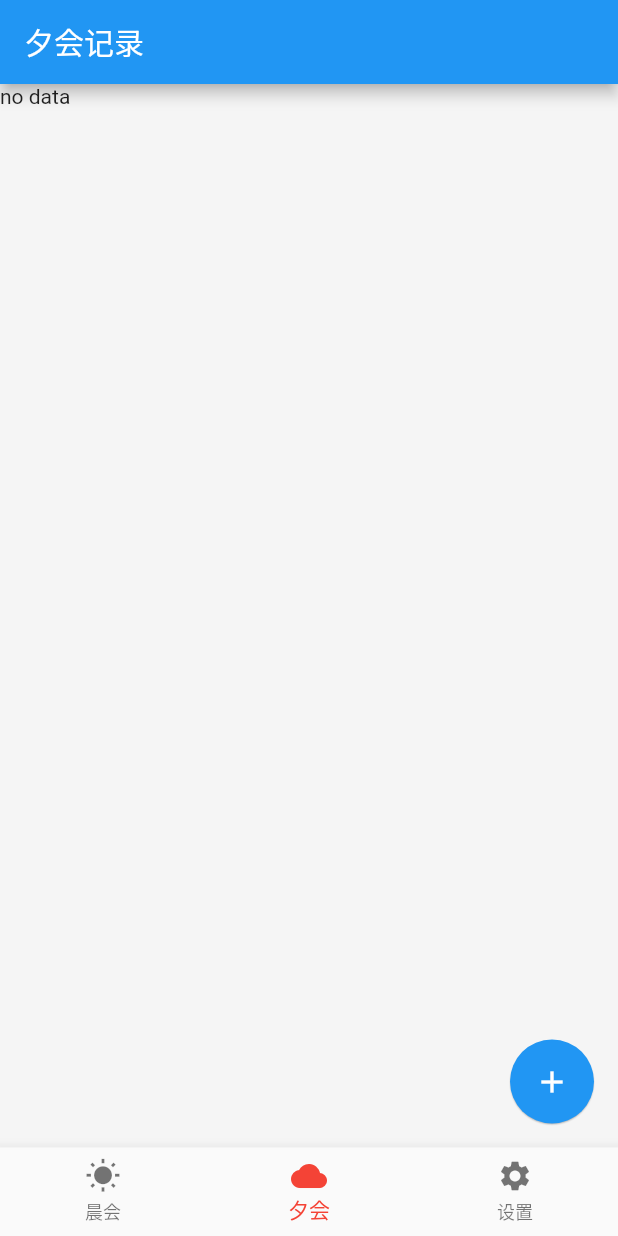
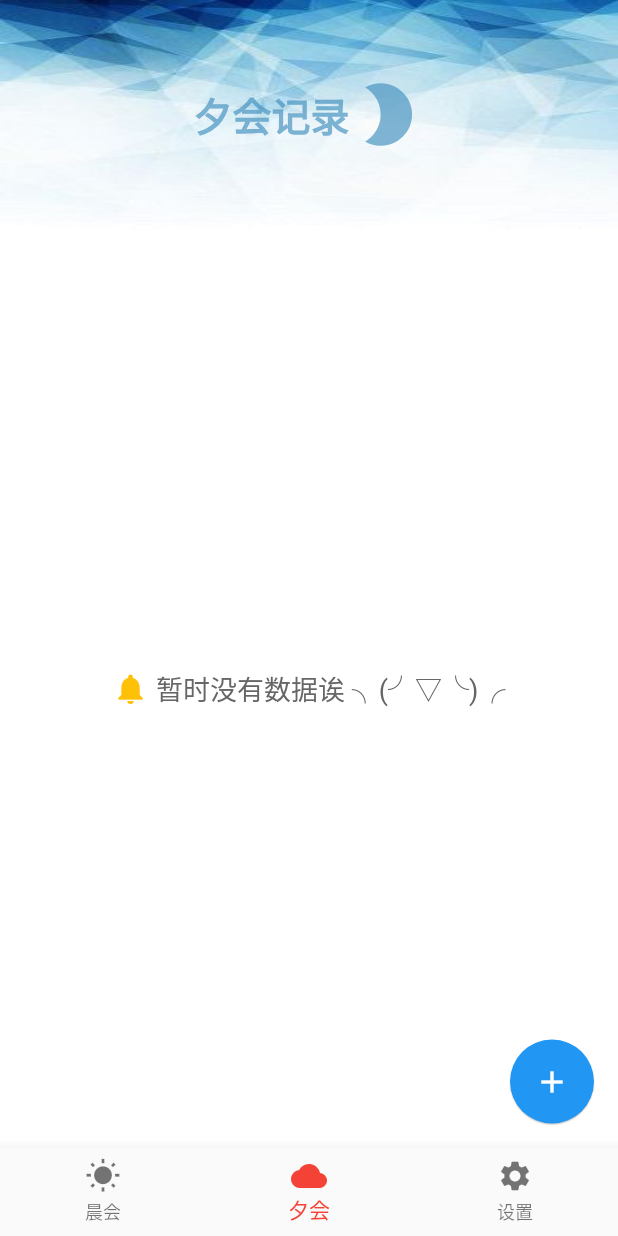
Before and after one commit to solopor/Mite, a Flutter app: the screen it shows after launch, on a phone screen of 412 x 824 dp. Run offline on Flutter 3.47's test engine with Material 2 defaults, Android fonts, the phone set to English and light mode, and no system bars; our stand-ins replace sqflite; accounts and stored records are empty.

Commit message:
Summary: < 修改夕会ui >

```diff
--- a/lib/page_meeting_evening_list.dart
+++ b/lib/page_meeting_evening_list.dart
@@ -7,8 +7,21 @@ class PageMeetingEveningList extends StatelessWidget {
   @override
   Widget build(BuildContext context) {
     return Scaffold(
+//      backgroundColor: Color(0xfff5f5f5),
+      backgroundColor: Color(0xffffffff),
       body: Center(
+        child: Column(
+          children: <Widget>[
+            Expanded(
+              flex: 1,
+              child: TitleWdg(),
+            ),
+            Expanded(
+              flex: 4,
               child: EveMeetingRecordWdg(),
+            )
+          ],
+        ),
       ),
     );
   }
@@ -21,44 +34,31 @@ class EveMeetingRecordWdg extends StatefulWidget {
   }
 }
 
-class EveMeetingRecordWdgState extends State<EveMeetingRecordWdg> implements DbListener{
-  final List<MeetingRecord> _list = <MeetingRecord>[
-    MeetingRecord(["张大", "张二", "张三"].toString(), "客户端团队", "项目名",
-        "今天完成了xxx任务，xxx进行中", "2019-06-04", "企业文化"),
-    MeetingRecord(["张大", "张二", "张三"].toString(), "客户端团队", "项目名",
-        "今天完成了xxx任务，xxx进行中", "2019-06-03", "企业文化"),
-    MeetingRecord(["张大", "张二", "张三"].toString(), "客户端团队", "项目名",
-        "今天完成了xxx任务，xxx进行中", "2019-06-02", "企业文化"),
-    MeetingRecord(["张大", "张二", "张三"].toString(), "客户端团队", "项目名",
-        "今天完成了xxx任务，xxx进行中", "2019-06-01", "企业文化"),
-    MeetingRecord(["张大", "张二", "张三"].toString(), "客户端团队", "项目名",
-        "今天完成了xxx任务，xxx进行中", "2019-05-20", "企业文化"),
-    MeetingRecord(["张大", "张二", "张三"].toString(), "客户端团队", "项目名",
-        "今天完成了xxx任务，xxx进行中", "2019-05-19", "企业文化"),
-    MeetingRecord(["张大", "张二", "张三"].toString(), "客户端团队", "项目名",
-        "今天完成了xxx任务，xxx进行中", "2019-05-18", "企业文化"),
-    MeetingRecord(["张大", "张二", "张三"].toString(), "客户端团队", "项目名",
-        "今天完成了xxx任务，xxx进行中", "2019-05-17", "企业文化"),
-    MeetingRecord(["张大", "张二", "张三"].toString(), "客户端团队", "项目名",
-        "今天完成了xxx任务，xxx进行中", "2019-05-16", "企业文化"),
-    MeetingRecord(["张大", "张二", "张三"].toString(), "客户端团队", "项目名",
-        "今天完成了xxx任务，xxx进行中", "2019-05-15", "企业文化")
-  ];
+class EveMeetingRecordWdgState extends State<EveMeetingRecordWdg>
+    implements DbListener {
+  final List<MeetingRecord> _list = <MeetingRecord>[];
+  String noDataPrompt = "努力拉取数据中 (｡ì _ í｡)";
 
   @override
-  void initState(){
+  void initState() {
+    super.initState();
     DbActionImpl.addDbListener(this);
     _getData();
   }
 
-  void _getData() async{
-    await DbActionImpl.queryAllMeetingRecord(MeetingRecord.table)
-        .then((List<MeetingRecord> list){
+  void _getData() async {
+    await DbActionImpl.queryAllMeetingRecord(MeetingRecord.table).then(
+        (List<MeetingRecord> list) {
       setState(() {
         _list.removeRange(0, _list.length);
+
+        if (list.length == 0) {
+          noDataPrompt = "暂时没有数据诶 ╮(╯▽╰)╭";
+        } else {
           _list.insertAll(0, list.reversed);
+        }
       });
-    }, onError: (e)=>{print("-----> query data from db error")});
+    }, onError: (e) => {print("-----> query data from db error")});
   }
 
   bool _isShowDateTitle(int index) {
@@ -81,12 +81,8 @@ class EveMeetingRecordWdgState extends State<EveMeetingRecordWdg> implements DbL
 
   @override
   Widget build(BuildContext context) {
-    return Scaffold(
-      backgroundColor: Color(0xfff5f5f5),
-      appBar: AppBar(
-        title: Text('夕会记录'),
-      ),
-      body: _list.length>0?ListView.builder(
+    return _list.length > 0
+        ? ListView.builder(
             itemCount: _list.length,
             itemBuilder: (context, index) {
               MeetingRecord meetingRecord = _list[index];
@@ -96,16 +92,17 @@ class EveMeetingRecordWdgState extends State<EveMeetingRecordWdg> implements DbL
                     Text(
                       meetingRecord.date
                           .substring(0, meetingRecord.date.lastIndexOf('-')),
-                    style: TextStyle(fontSize: 20, fontWeight: FontWeight.w600),
+                      style:
+                          TextStyle(fontSize: 20, fontWeight: FontWeight.w600,color: Colors.black38),
                     ),
-                  SingleMeetingRecordWdg(meetingRecord, index.isOdd)
+                    RecordCardWdg(meetingRecord, index.isOdd)
                   ],
                 );
               } else {
-              return SingleMeetingRecordWdg(meetingRecord, index.isOdd);
+                return RecordCardWdg(meetingRecord, index.isOdd);
               }
-          }):Text("no data"),
-    );
+            })
+        : NoDataWdg(noDataPrompt);
   }
 
   @override
@@ -114,15 +111,15 @@ class EveMeetingRecordWdgState extends State<EveMeetingRecordWdg> implements DbL
   }
 }
 
-class SingleMeetingRecordWdg extends StatelessWidget {
-  MeetingRecord meetingRecord;
-  bool showBgColor;
+class RecordCardWdg extends StatelessWidget {
+  final MeetingRecord meetingRecord;
+  final bool showBgColor;
+  final BorderSide borderSide =
+      BorderSide(width: 0.5, color: Color(0xffbbae8e));
 
-  SingleMeetingRecordWdg(this.meetingRecord, this.showBgColor);
+  RecordCardWdg(this.meetingRecord, this.showBgColor);
 
-  BorderSide borderSide = BorderSide(width: 0.5, color: Color(0xffbbae8e));
-
-  responseTap() {
+  _responseTap() {
     //TODO:处理点击
     print("click");
   }
@@ -132,44 +129,117 @@ class SingleMeetingRecordWdg extends StatelessWidget {
     TextStyle textStyle =
         TextStyle(color: Color(0xff333333), fontSize: 14, letterSpacing: 1.5);
     return GestureDetector(
-      onTap: responseTap,
+      onTap: _responseTap,
       child: Container(
-        margin: EdgeInsets.all(5),
-        padding: EdgeInsets.only(left: 5, right: 5, top: 10, bottom: 10),
+        margin: EdgeInsets.only(left: 12, top: 5, right: 12, bottom: 5),
+//        padding: EdgeInsets.only(left: 5, right: 5, top: 10, bottom: 10),
         decoration: BoxDecoration(
-//          color: showBgColor ? Color(0xfff2f2f2) : Color(0xffffffff),
             color: Color(0xffffffff),
-            border: Border(
-                top: borderSide,
-                right: borderSide,
-                bottom: borderSide,
-                left: borderSide),
+//            border: Border(
+//                top: borderSide,
+//                right: borderSide,
+//                bottom: borderSide,
+//                left: borderSide),
+            boxShadow: [
+              BoxShadow(
+                  color: Color(0xaa999999),
+                  offset: Offset(0.5, 0.5),
+                  blurRadius: 5)
+            ],
             borderRadius: BorderRadius.all(Radius.circular(5))),
         child: Column(
           crossAxisAlignment: CrossAxisAlignment.start,
           children: <Widget>[
-            Text(
-              '时间：' + meetingRecord.date,
-              style: textStyle,
-            ),
-            Text(
-              '参会人员: ' + meetingRecord.member,
-              style: textStyle,
-            ),
+            RecordCardTitleWdg(meetingRecord),
             Container(
               height: 0.5,
               color: Color(0xff999999),
-              margin: EdgeInsets.only(bottom: 8, top: 8),
+              margin: EdgeInsets.only(left: 5, right: 180, top: 8),
             ),
-            Text(
+            Padding(
+              padding: EdgeInsets.only(left: 5, top: 8, bottom: 8),
+              child: Text(
                 '会议内容: \r\n' + meetingRecord.workDetail,
                 style: textStyle,
                 maxLines: 3,
                 overflow: TextOverflow.ellipsis, //显示不下时显示省略号
-            )
+              ),
+            ),
           ],
         ),
       ),
     );
   }
 }
+
+class RecordCardTitleWdg extends StatelessWidget {
+  final MeetingRecord meetingRecord;
+
+  RecordCardTitleWdg(this.meetingRecord, {Key key}) : super(key: key);
+
+  final TextStyle _textStyle =
+      TextStyle(color: Color(0xff333333), fontSize: 14, letterSpacing: 1.5);
+
+  @override
+  Widget build(BuildContext context) {
+    return Padding(
+      padding: EdgeInsets.only(left: 5, top: 8),
+      child: Text(
+        "时间: ${meetingRecord.date}\r\n参会人员: ${meetingRecord.member}",
+        style: _textStyle,
+      ),
+    );
+  }
+}
+
+class NoDataWdg extends StatelessWidget {
+  final String content;
+
+  NoDataWdg(this.content, {Key key}) : super(key: key);
+
+  @override
+  Widget build(BuildContext context) {
+    return Row(
+      mainAxisAlignment: MainAxisAlignment.center,
+      children: <Widget>[
+        Icon(
+          Icons.notifications,
+          color: Colors.amber,
+        ),
+        Padding(
+          padding: EdgeInsets.only(left: 5),
+          child: Text(
+            content,
+            style: TextStyle(fontSize: 18, color: Color(0xff666666)),
+          ),
+        ),
+      ],
+    );
+  }
+}
+
+class TitleWdg extends StatelessWidget {
+  @override
+  Widget build(BuildContext context) {
+    return Container(
+      decoration: BoxDecoration(
+        image: DecorationImage(image: AssetImage("image/bg_title1.jpeg"),fit: BoxFit.fill),
+      ),
+//      color: Colors.blue,
+      child: Row(
+        mainAxisAlignment: MainAxisAlignment.center,
+        children: <Widget>[
+          Text(
+            "夕会记录",
+            style: TextStyle(fontSize: 26, color: Color(0xaa4290BE),fontWeight: FontWeight.bold),
+          ),
+          Icon(
+            Icons.brightness_2,
+            color: Color(0xaa4290BE),
+            size: 50,
+          ),
+        ],
+      ),
+    );
+  }
+}
--- a/pubspec.yaml
+++ b/pubspec.yaml
@@ -46,6 +46,7 @@ flutter:
   assets:
     - image/arrow_back_white.png
     - image/ground_touxiang.png
+    - image/bg_title1.jpeg
 
   # To add assets to your application, add an assets section, like this:
   # assets:
```
Also changed, not shown: image/bg_title1.jpeg (added). Lines whose indentation alone changed are shown as unchanged.
